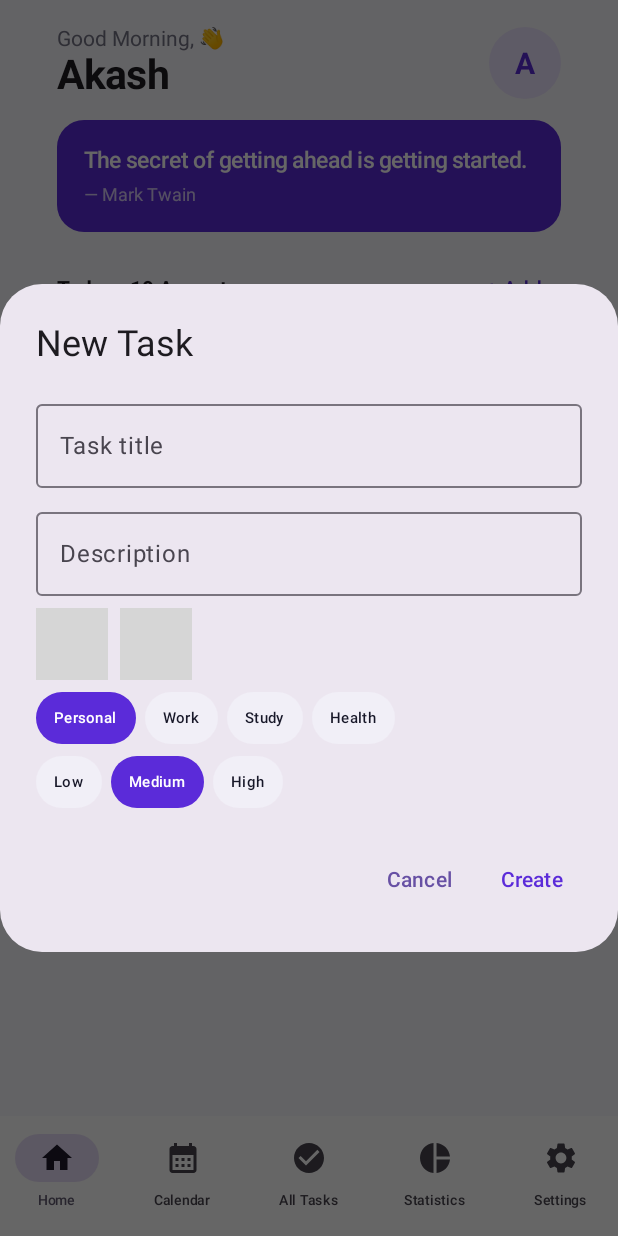
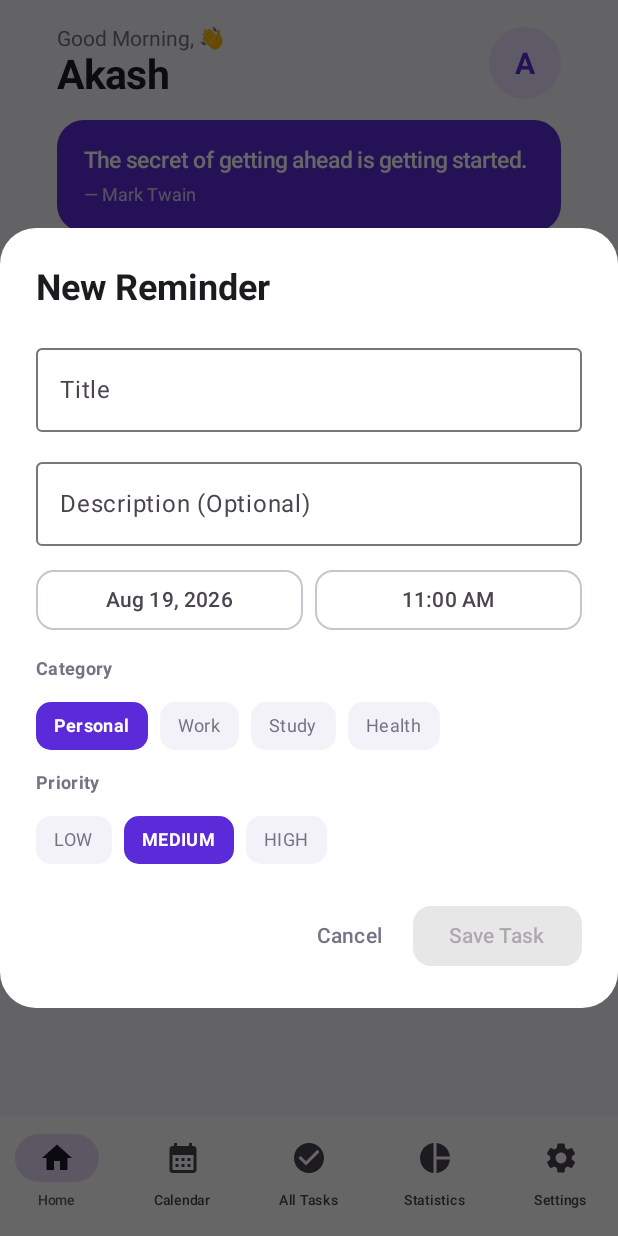
Before and after one commit to akash098p/Smaran, an Android app built with Jetpack Compose: the composable SmaranApp shown on its own in the app's theme, after a tap on "+ Add", on a phone screen of 412 x 824 dp. Run offline under Robolectric (Android 15) with nearby library versions, the light colour scheme and no system bars; 2 other taps on this screen came first; grey boxes are pictures that could not be loaded.

Commit message:
Improve task creation and empty state UI
Redesigns the add task dialog with clearer labels, a more prominent save button, and a default time one hour ahead. Updates the empty state and add button to a cleaner, more inviting layout. Refactors several composables for consistency and readability, including making the metric card a RowScope extension and simplifying loops in the phase 3 UI.

```diff
--- a/app/src/main/java/com/smaran/app/SmaranActivity.kt
+++ b/app/src/main/java/com/smaran/app/SmaranActivity.kt
@@ -175,23 +175,226 @@ private fun complete(task: Task, store: TaskStore, scheduler: ReminderScheduler,
 @Composable private fun Settings() { LazyColumn(Modifier.fillMaxSize().padding(horizontal = 20.dp), contentPadding = PaddingValues(18.dp), verticalArrangement = Arrangement.spacedBy(12.dp)) { item { Text("Settings", fontSize = 27.sp, fontWeight = FontWeight.Bold) }; item { Card(shape = RoundedCornerShape(18.dp), colors = CardDefaults.cardColors(containerColor = Color.White), modifier = Modifier.fillMaxWidth()) { Row(Modifier.padding(16.dp), verticalAlignment = Alignment.CenterVertically) { Avatar(); Spacer(Modifier.width(14.dp)); Column { Text("Akash", fontWeight = FontWeight.Bold); Text("Local Smaran profile", color = Muted, fontSize = 12.sp) } } } }; item { Card(shape = RoundedCornerShape(18.dp), colors = CardDefaults.cardColors(containerColor = Color.White), modifier = Modifier.fillMaxWidth()) { Column { listOf("General","Reminders","Appearance","Backup & Restore","Data & Storage","Notifications","Privacy","About Smaran").forEach { label -> Row(Modifier.fillMaxWidth().clickable { }.padding(16.dp), verticalAlignment = Alignment.CenterVertically) { Icon(Icons.Default.Settings, null, tint = Muted); Spacer(Modifier.width(14.dp)); Text(label, Modifier.weight(1f)); Text("›", color = Muted, fontSize = 22.sp) } } } } } } }
 
 @Composable private fun Avatar() { Box(Modifier.size(48.dp).clip(CircleShape).background(Color(0xFFEDE5FF)), Alignment.Center) { Text("A", color = Purple, fontWeight = FontWeight.Bold, fontSize = 20.sp) } }
-@Composable private fun TaskCard(task: Task, complete: ((Task) -> Unit)?) { val color = when(task.category) { "Work" -> Red; "Study" -> Purple; "Health" -> Green; else -> Orange }; Card(shape = RoundedCornerShape(14.dp), colors = CardDefaults.cardColors(containerColor = Color.White), modifier = Modifier.fillMaxWidth()) { Row(Modifier.padding(13.dp), verticalAlignment = Alignment.CenterVertically) { Box(Modifier.width(3.dp).height(45.dp).background(color)); Spacer(Modifier.width(12.dp)); Column(Modifier.weight(1f)) { Text(task.title, fontWeight = FontWeight.SemiBold, color = if(task.completed) Muted else Color(0xFF171728)); Text("${task.date} · ${task.time.format(DateTimeFormatter.ofPattern("hh:mm a"))}", color = Muted, fontSize = 11.sp); Spacer(Modifier.height(4.dp)); Chip(task.category, false) {} }; if(complete != null) Icon(Icons.Default.CheckCircle, "Complete", tint = Purple, modifier = Modifier.size(25.dp).clickable { complete(task) }) else if(task.completed) Icon(Icons.Default.Check, "Completed", tint = Green) } } }
-@Composable private fun Chip(text: String, selected: Boolean, onClick: () -> Unit) { Box(Modifier.clip(RoundedCornerShape(20.dp)).background(if(selected) Purple else Color(0xFFF1EFF7)).clickable { onClick() }.padding(horizontal = 12.dp, vertical = 7.dp)) { Text(text, color = if(selected) Color.White else Color(0xFF171728), fontSize = 10.sp, fontWeight = FontWeight.SemiBold) } }
-@Composable private fun AddButton(add: () -> Unit) { Row(Modifier.fillMaxWidth(), horizontalArrangement = Arrangement.End) { Button(onClick = add, shape = CircleShape, colors = ButtonDefaults.buttonColors(containerColor = Purple), contentPadding = PaddingValues(0.dp), modifier = Modifier.size(54.dp)) { Icon(Icons.Default.Add, "Add task") } } }
-@Composable private fun Empty(title: String, body: String, add: () -> Unit) { Card(shape = RoundedCornerShape(18.dp), colors = CardDefaults.cardColors(containerColor = Color.White), modifier = Modifier.fillMaxWidth()) { Column(Modifier.fillMaxWidth().padding(22.dp), horizontalAlignment = Alignment.CenterHorizontally) { Icon(Icons.Default.AccessTime, null, tint = Purple); Spacer(Modifier.height(8.dp)); Text(title, fontWeight = FontWeight.Bold); Text(body, color = Muted, fontSize = 12.sp, textAlign = TextAlign.Center); Spacer(Modifier.height(10.dp)); OutlinedButton(onClick = add) { Text("Create task") } } } }
+@Composable
+private fun TaskCard(
+    task: Task,
+    complete: ((Task) -> Unit)?
+) {
+    val color = when (task.category) {
+        "Work" -> Red
+        "Study" -> Purple
+        "Health" -> Green
+        else -> Orange
+    }
 
-@Composable private fun AddTask(onDismiss: () -> Unit, create: (String, String, LocalDate, LocalTime, String, Priority) -> Unit) {
-    val context = LocalContext.current; var title by remember { mutableStateOf("") }; var description by remember { mutableStateOf("") }; var date by remember { mutableStateOf(LocalDate.now()) }; var time by remember { mutableStateOf(LocalTime.now().plusMinutes(5).withSecond(0).withNano(0)) }; var category by remember { mutableStateOf("Personal") }; var priority by remember { mutableStateOf(Priority.MEDIUM) }
-    AlertDialog(onDismissRequest = onDismiss, title = { Text("New Task") }, text = { Column(verticalArrangement = Arrangement.spacedBy(8.dp)) {
-        OutlinedTextField(title, { title = it }, Modifier.fillMaxWidth(), singleLine = true, label = { Text("Task title") })
-        OutlinedTextField(description, { description = it }, Modifier.fillMaxWidth(), singleLine = true, label = { Text("Description") })
-        Row(Modifier.fillMaxWidth(), horizontalArrangement = Arrangement.spacedBy(8.dp)) { OutlinedButton(Modifier.weight(1f), onClick = { DatePickerDialog(context, { _, y, m, d -> date = LocalDate.of(y, m + 1, d) }, date.year, date.monthValue - 1, date.dayOfMonth).show() }) { Text(date.format(DateTimeFormatter.ofPattern("dd MMM"))) }; OutlinedButton(Modifier.weight(1f), onClick = { TimePickerDialog(context, { _, h, m -> time = LocalTime.of(h, m) }, time.hour, time.minute, false).show() }) { Text(time.format(DateTimeFormatter.ofPattern("hh:mm a"))) } }
-        LazyRow(horizontalArrangement = Arrangement.spacedBy(6.dp)) { listOf("Personal","Work","Study","Health").forEach { value -> item { Chip(value, value == category) { category = value } } } }
-        LazyRow(horizontalArrangement = Arrangement.spacedBy(6.dp)) { Priority.entries.forEach { value -> item { Chip(value.name.lowercase().replaceFirstChar { it.uppercase() }, value == priority) { priority = value } } } }
-    } }, confirmButton = { TextButton(enabled = title.isNotBlank(), onClick = { create(title.trim(), description.trim(), date, time, category, priority) }) { Text("Create", color = Purple) } }, dismissButton = { TextButton(onClick = onDismiss) { Text("Cancel") } })
+    Card(
+        shape = RoundedCornerShape(14.dp),
+        colors = CardDefaults.cardColors(containerColor = Color.White),
+        modifier = Modifier.fillMaxWidth()
+    ) {
+        Row(
+            Modifier.padding(13.dp),
+            verticalAlignment = Alignment.CenterVertically
+        ) {
+            Box(
+                Modifier
+                    .width(3.dp)
+                    .height(45.dp)
+                    .background(color)
+            )
+
+            Spacer(Modifier.width(12.dp))
+
+            Column(Modifier.weight(1f)) {
+                Text(
+                    task.title,
+                    fontWeight = FontWeight.SemiBold,
+                    color = if (task.completed) {
+                        Muted
+                    } else {
+                        Color(0xFF171728)
+                    }
+                )
+
+                Text(
+                    "${task.date} · ${
+                        task.time.format(
+                            DateTimeFormatter.ofPattern("hh:mm a")
+                        )
+                    }",
+                    color = Muted,
+                    fontSize = 11.sp
+                )
+
+                Spacer(Modifier.height(4.dp))
+
+                Chip(
+                    text = task.category,
+                    selected = false,
+                    onClick = {}
+                )
+            }
+
+            if (complete != null) {
+                Icon(
+                    Icons.Default.CheckCircle,
+                    "Complete",
+                    tint = Purple,
+                    modifier = Modifier
+                        .size(25.dp)
+                        .clickable {
+                            complete(task)
+                        }
+                )
+            } else if (task.completed) {
+                Icon(
+                    Icons.Default.Check,
+                    "Completed",
+                    tint = Green
+                )
+            }
+        }
+    }
 }
 
 @Composable private fun Onboarding(done: () -> Unit) { var page by rememberSaveable { mutableIntStateOf(0) }; val titles = listOf("Welcome to Smaran","Plan Your Tasks","Smart Reminders","Track & Improve","Let's Achieve More"); val bodies = listOf("Your intelligent reminder companion.","Create tasks with date & time and never miss what matters.","Get reminders with 15 min, 30 min and 1 hour snooze actions.","View history, statistics and build better habits.","Stay focused, stay productive and achieve your goals."); Column(Modifier.fillMaxSize().background(Navy).padding(24.dp), horizontalAlignment = Alignment.CenterHorizontally) { Row(Modifier.fillMaxWidth(), horizontalArrangement = Arrangement.End) { TextButton(onClick = done) { Text("Skip", color = Color.White) } }; Spacer(Modifier.height(60.dp)); Text(listOf("⌛","✓","🔔","▣","✓")[page], fontSize = 64.sp); Spacer(Modifier.height(30.dp)); Text(titles[page], color = Color.White, fontSize = 27.sp, fontWeight = FontWeight.Bold, textAlign = TextAlign.Center); Spacer(Modifier.height(12.dp)); Text(bodies[page], color = Color.White.copy(.8f), textAlign = TextAlign.Center); Spacer(Modifier.weight(1f)); Button(onClick = { if(page == 4) done() else page++ }, Modifier.fillMaxWidth().height(54.dp), shape = RoundedCornerShape(16.dp), colors = ButtonDefaults.buttonColors(containerColor = Color(0xFFD9BFFF))) { Text(if(page == 4) "Get Started →" else "Next", color = Navy, fontWeight = FontWeight.Bold) } } }
 
 private fun greeting() = when(LocalTime.now().hour) { in 0..11 -> "Good Morning, 👋"; in 12..16 -> "Good Afternoon, 👋"; else -> "Good Evening, 👋" }
 private fun streak(tasks: List<Task>): Int { var date = LocalDate.now(); val done = tasks.filter { it.completed }.map { it.date }.toSet(); var count = 0; while(done.contains(date)) { count++; date = date.minusDays(1) }; return count }
+
+@Composable
+private fun AddTask(
+    onDismiss: () -> Unit,
+    onSave: (String, String, LocalDate, LocalTime, String, Priority) -> Unit
+) {
+    val context = LocalContext.current
+    var title by remember { mutableStateOf("") }
+    var description by remember { mutableStateOf("") }
+    var date by remember { mutableStateOf(LocalDate.now()) }
+    var time by remember { mutableStateOf(LocalTime.now().plusHours(1).withMinute(0)) }
+    var category by remember { mutableStateOf("Personal") }
+    var priority by remember { mutableStateOf(Priority.MEDIUM) }
+
+    AlertDialog(
+        onDismissRequest = onDismiss,
+        title = { Text("New Reminder", fontWeight = FontWeight.Bold) },
+        text = {
+            Column(verticalArrangement = Arrangement.spacedBy(12.dp)) {
+                OutlinedTextField(
+                    value = title,
+                    onValueChange = { title = it },
+                    label = { Text("Title") },
+                    modifier = Modifier.fillMaxWidth(),
+                    singleLine = true
+                )
+                OutlinedTextField(
+                    value = description,
+                    onValueChange = { description = it },
+                    label = { Text("Description (Optional)") },
+                    modifier = Modifier.fillMaxWidth()
+                )
+                Row(horizontalArrangement = Arrangement.spacedBy(8.dp)) {
+                    OutlinedButton(
+                        onClick = {
+                            DatePickerDialog(context, { _, y, m, d ->
+                                date = LocalDate.of(y, m + 1, d)
+                            }, date.year, date.monthValue - 1, date.dayOfMonth).show()
+                        },
+                        modifier = Modifier.weight(1f),
+                        shape = RoundedCornerShape(12.dp)
+                    ) {
+                        Text(date.format(DateTimeFormatter.ofPattern("MMM d, yyyy")))
+                    }
+                    OutlinedButton(
+                        onClick = {
+                            TimePickerDialog(context, { _, h, m ->
+                                time = LocalTime.of(h, m)
+                            }, time.hour, time.minute, false).show()
+                        },
+                        modifier = Modifier.weight(1f),
+                        shape = RoundedCornerShape(12.dp)
+                    ) {
+                        Text(time.format(DateTimeFormatter.ofPattern("hh:mm a")))
+                    }
+                }
+                Text("Category", fontSize = 12.sp, color = Muted, fontWeight = FontWeight.Bold)
+                LazyRow(horizontalArrangement = Arrangement.spacedBy(8.dp)) {
+                    items(listOf("Personal", "Work", "Study", "Health")) { cat ->
+                        Chip(cat, category == cat) { category = cat }
+                    }
+                }
+                Text("Priority", fontSize = 12.sp, color = Muted, fontWeight = FontWeight.Bold)
+                Row(horizontalArrangement = Arrangement.spacedBy(8.dp)) {
+                    Priority.entries.forEach { p ->
+                        Chip(p.name, priority == p) { priority = p }
+                    }
+                }
+            }
+        },
+        confirmButton = {
+            Button(
+                onClick = { onSave(title, description, date, time, category, priority) },
+                enabled = title.isNotBlank(),
+                colors = ButtonDefaults.buttonColors(containerColor = Purple),
+                shape = RoundedCornerShape(12.dp)
+            ) {
+                Text("Save Task")
+            }
+        },
+        dismissButton = {
+            TextButton(onClick = onDismiss) {
+                Text("Cancel", color = Muted)
+            }
+        },
+        shape = RoundedCornerShape(24.dp),
+        containerColor = Color.White
+    )
+}
+
+@Composable
+private fun Empty(title: String, subtitle: String, onAdd: () -> Unit) {
+    Column(
+        Modifier.fillMaxWidth().padding(vertical = 40.dp),
+        horizontalAlignment = Alignment.CenterHorizontally
+    ) {
+        Icon(Icons.Default.EventNote, null, modifier = Modifier.size(64.dp), tint = Muted.copy(alpha = 0.3f))
+        Spacer(Modifier.height(16.dp))
+        Text(title, fontWeight = FontWeight.Bold, color = Navy)
+        Text(subtitle, color = Muted, fontSize = 14.sp)
+        Spacer(Modifier.height(24.dp))
+        OutlinedButton(onClick = onAdd, shape = RoundedCornerShape(12.dp)) {
+            Text("Add your first task", color = Purple)
+        }
+    }
+}
+
+@Composable
+private fun AddButton(onClick: () -> Unit) {
+    OutlinedButton(
+        onClick = onClick,
+        modifier = Modifier.fillMaxWidth().height(56.dp),
+        shape = RoundedCornerShape(16.dp),
+        colors = ButtonDefaults.outlinedButtonColors(contentColor = Purple)
+    ) {
+        Icon(Icons.Default.Add, null)
+        Spacer(Modifier.width(8.dp))
+        Text("Create New Task", fontWeight = FontWeight.Bold)
+    }
+}
+
+@Composable
+private fun Chip(text: String, selected: Boolean, onClick: () -> Unit) {
+    Surface(
+        color = if (selected) Purple else Color(0xFFF3F2F8),
+        shape = RoundedCornerShape(10.dp),
+        modifier = Modifier.clickable { onClick() }
+    ) {
+        Text(
+            text = text,
+            color = if (selected) Color.White else Muted,
+            fontSize = 12.sp,
+            fontWeight = if (selected) FontWeight.Bold else FontWeight.Normal,
+            modifier = Modifier.padding(horizontal = 12.dp, vertical = 6.dp)
+        )
+    }
+}
```
Also changed, not shown: app/src/main/java/com/smaran/app/SmaranActivityPhase3.kt (+10 -7 lines).
